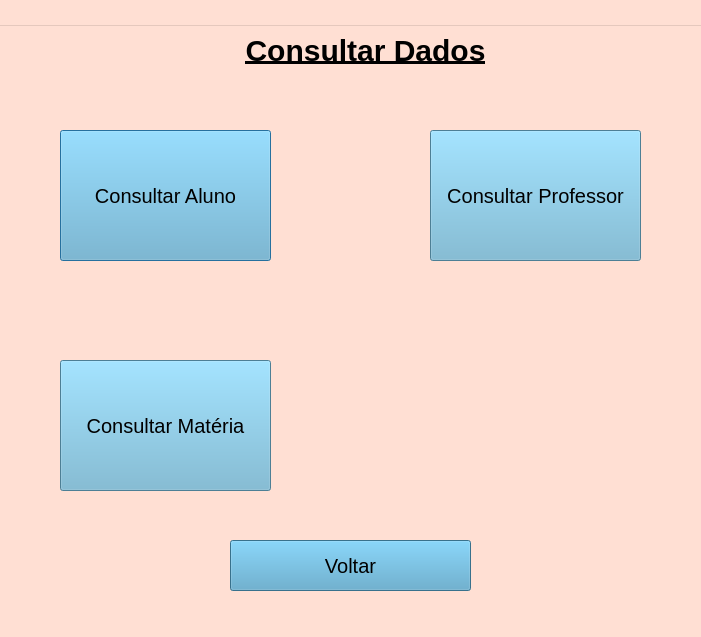
Above: ProjetoFinal/telaconsulta.ui from Fernando-maruba/Trabalho-Final-POO before the change. Below: the same form after it.
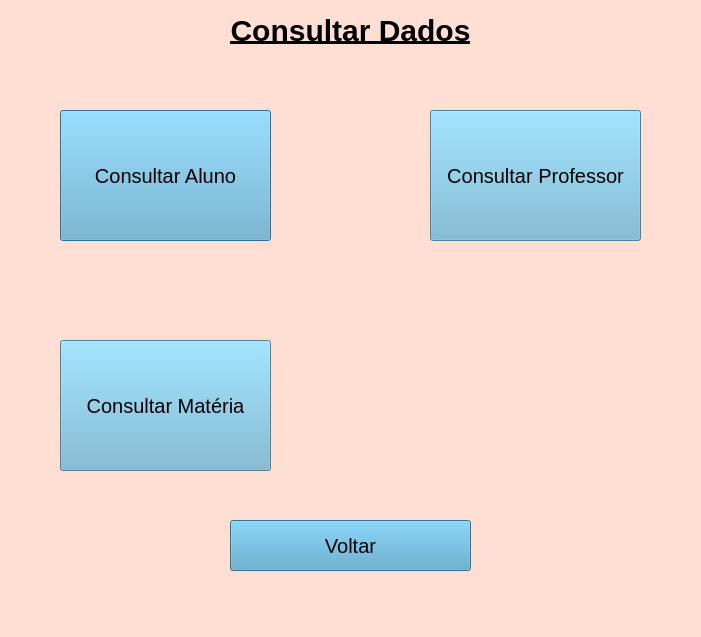
That is the form after the change.

```diff
--- a/ProjetoFinal/telaconsulta.ui
+++ b/ProjetoFinal/telaconsulta.ui
@@ -459,15 +459,15 @@
    <property name="geometry">
     <rect>
      <x>0</x>
-     <y>20</y>
-     <width>701</width>
-     <height>581</height>
+     <y>0</y>
+     <width>702</width>
+     <height>637</height>
     </rect>
    </property>
    <widget class="QLabel" name="label">
     <property name="geometry">
      <rect>
-      <x>90</x>
+      <x>75</x>
       <y>10</y>
       <width>551</width>
       <height>41</height>
@@ -563,16 +563,6 @@
     </property>
    </widget>
   </widget>
-  <widget class="QMenuBar" name="menubar">
-   <property name="geometry">
-    <rect>
-     <x>0</x>
-     <y>0</y>
-     <width>701</width>
-     <height>26</height>
-    </rect>
-   </property>
-  </widget>
  </widget>
  <resources/>
  <connections>
```
